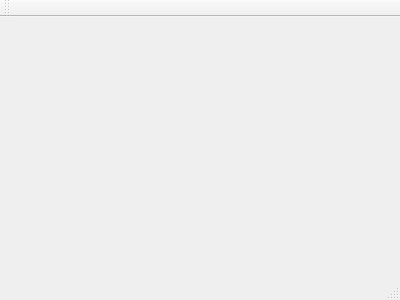
Qt form imapgui.ui (vohulg/newimapgui) before a commit.
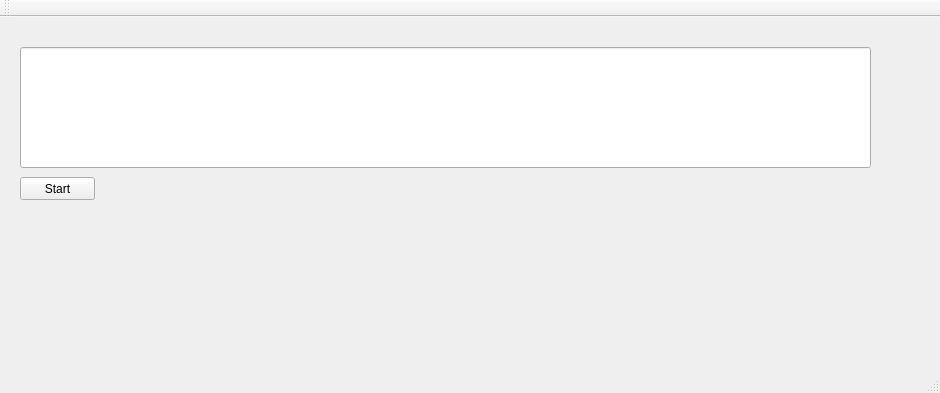
The same form after that commit.

```diff
--- a/imapgui.ui
+++ b/imapgui.ui
@@ -1,24 +1,63 @@
 <ui version="4.0">
  <class>MainWindow</class>
- <widget class="QMainWindow" name="MainWindow" >
-  <property name="geometry" >
+ <widget class="QMainWindow" name="MainWindow">
+  <property name="geometry">
    <rect>
     <x>0</x>
     <y>0</y>
-    <width>400</width>
-    <height>300</height>
+    <width>940</width>
+    <height>393</height>
    </rect>
   </property>
   <property name="windowTitle" >
    <string>MainWindow</string>
   </property>
-  <widget class="QMenuBar" name="menuBar" />
-  <widget class="QToolBar" name="mainToolBar" />
-  <widget class="QWidget" name="centralWidget" />
-  <widget class="QStatusBar" name="statusBar" />
+  <widget class="QWidget" name="centralWidget">
+   <widget class="QPushButton" name="pushButton">
+    <property name="geometry">
+     <rect>
+      <x>20</x>
+      <y>160</y>
+      <width>75</width>
+      <height>23</height>
+     </rect>
+    </property>
+    <property name="text">
+     <string>Start</string>
+    </property>
+   </widget>
+   <widget class="QLineEdit" name="lineEditSubject">
+    <property name="geometry">
+     <rect>
+      <x>20</x>
+      <y>30</y>
+      <width>851</width>
+      <height>121</height>
+     </rect>
+    </property>
+   </widget>
+  </widget>
+  <widget class="QMenuBar" name="menuBar">
+   <property name="geometry">
+    <rect>
+     <x>0</x>
+     <y>0</y>
+     <width>940</width>
+     <height>18</height>
+    </rect>
+   </property>
+  </widget>
+  <widget class="QToolBar" name="mainToolBar">
+   <attribute name="toolBarArea">
+    <enum>TopToolBarArea</enum>
+   </attribute>
+   <attribute name="toolBarBreak">
+    <bool>false</bool>
+   </attribute>
+  </widget>
+  <widget class="QStatusBar" name="statusBar"/>
  </widget>
- <layoutDefault spacing="6" margin="11" />
- <pixmapfunction></pixmapfunction>
+ <layoutdefault spacing="6" margin="11"/>
  <resources/>
  <connections/>
 </ui>
```
Left out of the diff: 3 changed lines with no effect on the pictures.
